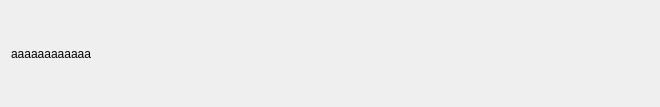
Above: commands_panel/resource/command_execute_element.ui from GroupOfRobots/MiniRysRQT before the change. Below: the same form after it.
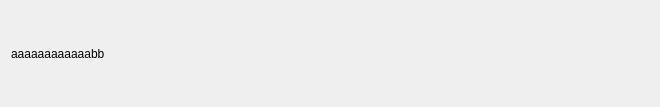
That is the form after the change. Icons and pictures are not drawn.

```diff
--- a/commands_panel/resource/command_execute_element.ui
+++ b/commands_panel/resource/command_execute_element.ui
@@ -29,7 +29,7 @@
    <item>
     <widget class="QLabel" name="label">
      <property name="text">
-      <string>aaaaaaaaaaaa</string>
+      <string>aaaaaaaaaaaabb</string>
      </property>
     </widget>
    </item>
```
